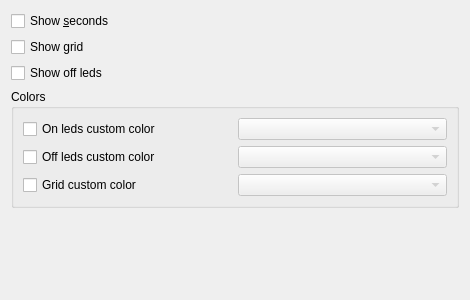
Qt form applets/binary-clock/clockConfig.ui (KDE/kdeplasma-addons) before a commit.
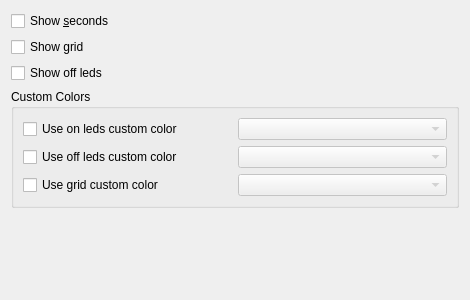
The same form after that commit. Custom widgets are drawn as their Qt base class.

Commit message: Improved configuration interface strings.

```diff
--- a/applets/binary-clock/clockConfig.ui
+++ b/applets/binary-clock/clockConfig.ui
@@ -58,13 +58,13 @@
    <item>
     <widget class="QGroupBox" name="ColorsGroupBox" >
      <property name="title" >
-      <string>Colors</string>
+      <string>Custom Colors</string>
      </property>
      <layout class="QGridLayout" name="gridLayout" >
       <item row="0" column="0" >
        <widget class="QCheckBox" name="onLedsCustomColorCheckBox" >
         <property name="text" >
-         <string>On leds custom color</string>
+         <string>Use on leds custom color</string>
         </property>
        </widget>
       </item>
@@ -78,7 +78,7 @@
       <item row="1" column="0" >
        <widget class="QCheckBox" name="offLedsCustomColorCheckBox" >
         <property name="text" >
-         <string>Off leds custom color</string>
+         <string>Use off leds custom color</string>
         </property>
        </widget>
       </item>
@@ -92,7 +92,7 @@
       <item row="2" column="0" >
        <widget class="QCheckBox" name="gridCustomColorCheckBox" >
         <property name="text" >
-         <string>Grid custom color</string>
+         <string>Use grid custom color</string>
         </property>
        </widget>
       </item>
```
